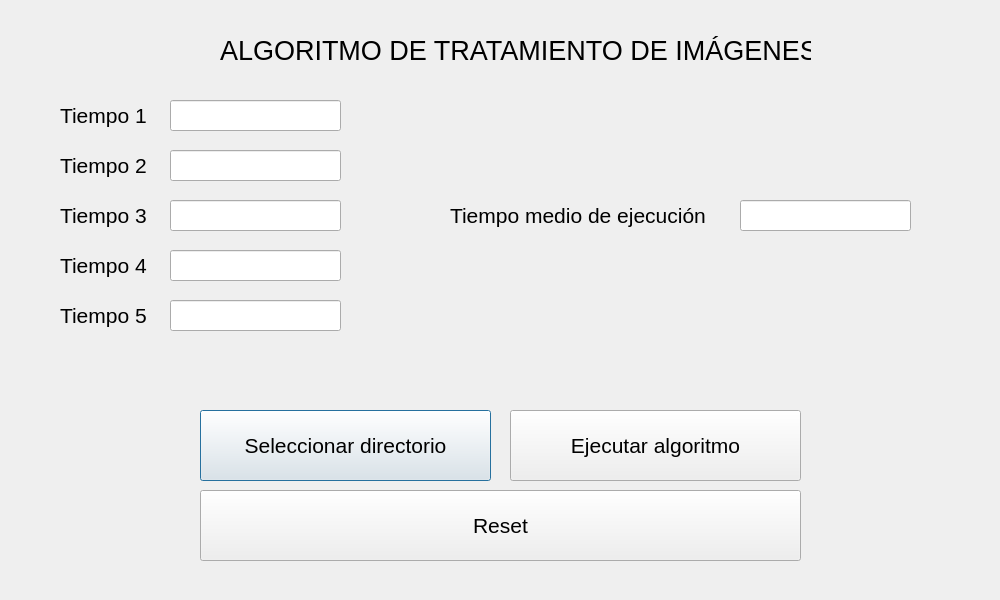
Above: src/tratamientoimagenes.ui from dalcoa00/p3-ARCO-2023 before the change. Below: the same form after it.
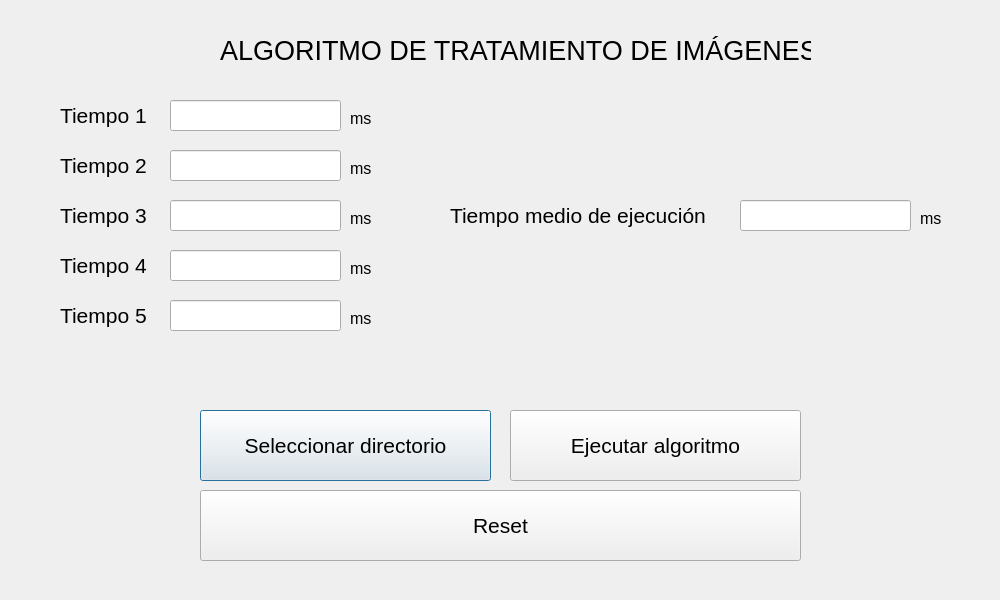
That is the form after the change.

Patch:
```diff
--- a/src/tratamientoimagenes.ui
+++ b/src/tratamientoimagenes.ui
@@ -253,6 +253,114 @@
     <string>Tiempo 1</string>
    </property>
   </widget>
+  <widget class="QLabel" name="label">
+   <property name="geometry">
+    <rect>
+     <x>350</x>
+     <y>110</y>
+     <width>55</width>
+     <height>17</height>
+    </rect>
+   </property>
+   <property name="font">
+    <font>
+     <pointsize>12</pointsize>
+    </font>
+   </property>
+   <property name="text">
+    <string>ms</string>
+   </property>
+  </widget>
+  <widget class="QLabel" name="label_2">
+   <property name="geometry">
+    <rect>
+     <x>350</x>
+     <y>160</y>
+     <width>55</width>
+     <height>17</height>
+    </rect>
+   </property>
+   <property name="font">
+    <font>
+     <pointsize>12</pointsize>
+    </font>
+   </property>
+   <property name="text">
+    <string>ms</string>
+   </property>
+  </widget>
+  <widget class="QLabel" name="label_3">
+   <property name="geometry">
+    <rect>
+     <x>350</x>
+     <y>210</y>
+     <width>55</width>
+     <height>17</height>
+    </rect>
+   </property>
+   <property name="font">
+    <font>
+     <pointsize>12</pointsize>
+    </font>
+   </property>
+   <property name="text">
+    <string>ms</string>
+   </property>
+  </widget>
+  <widget class="QLabel" name="label_4">
+   <property name="geometry">
+    <rect>
+     <x>350</x>
+     <y>260</y>
+     <width>55</width>
+     <height>17</height>
+    </rect>
+   </property>
+   <property name="font">
+    <font>
+     <pointsize>12</pointsize>
+    </font>
+   </property>
+   <property name="text">
+    <string>ms</string>
+   </property>
+  </widget>
+  <widget class="QLabel" name="label_5">
+   <property name="geometry">
+    <rect>
+     <x>350</x>
+     <y>310</y>
+     <width>55</width>
+     <height>17</height>
+    </rect>
+   </property>
+   <property name="font">
+    <font>
+     <pointsize>12</pointsize>
+    </font>
+   </property>
+   <property name="text">
+    <string>ms</string>
+   </property>
+  </widget>
+  <widget class="QLabel" name="label_6">
+   <property name="geometry">
+    <rect>
+     <x>920</x>
+     <y>210</y>
+     <width>55</width>
+     <height>17</height>
+    </rect>
+   </property>
+   <property name="font">
+    <font>
+     <pointsize>12</pointsize>
+    </font>
+   </property>
+   <property name="text">
+    <string>ms</string>
+   </property>
+  </widget>
  </widget>
  <resources/>
  <connections/>
```
Left out of the diff: 66 changed lines with no effect on the pictures.
